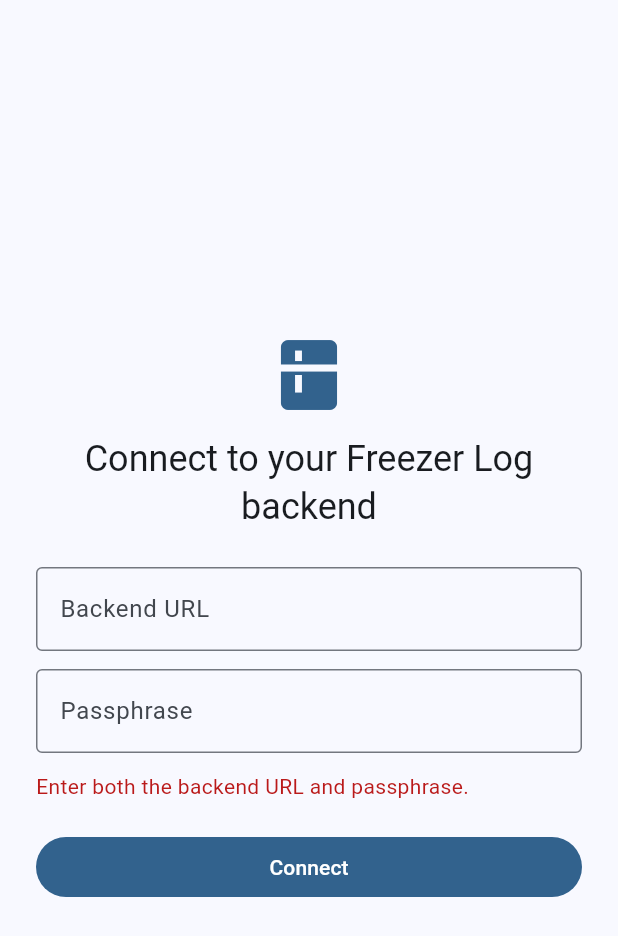
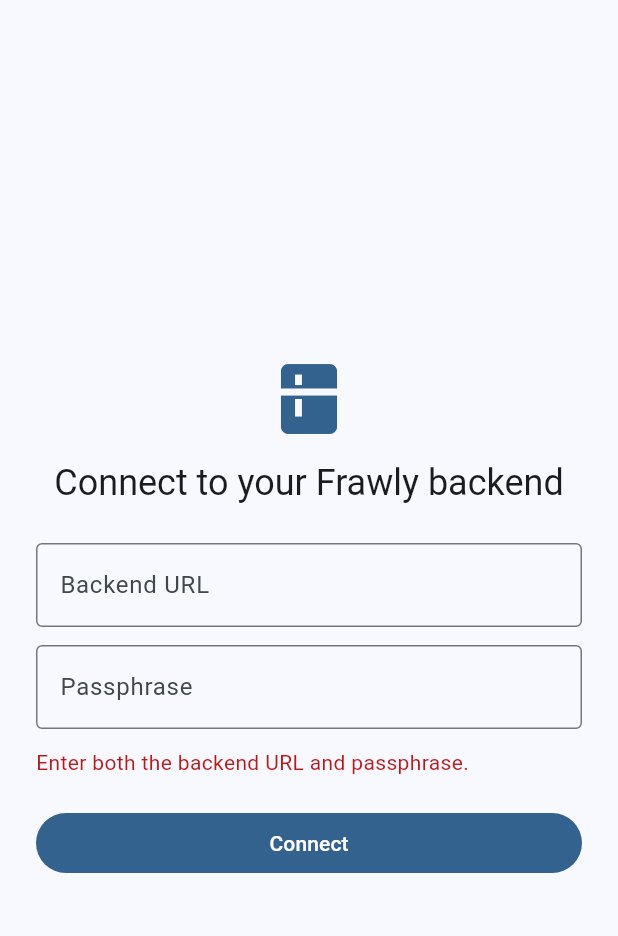
Before and after one commit to allapcallapc/Frawly, a Flutter app: the screen it shows after launch, after a tap on "Connect", on a phone screen of 412 x 824 dp. Shown: the top 936 px of the screen. Run offline on Flutter 3.47's test engine with Material 3 defaults, Android fonts, the phone set to English and light mode, and no system bars; our stand-ins replace file_picker, flutter_secure_storage, package_info_plus; network calls fail.

Commit message:
fix: rename app from Freezer Log to Frawly throughout the UI (#13)
User-facing strings, app metadata (manifest, index.html, Android
label, pubspec description), and dev launch configs all referenced
the old "Freezer Log" name instead of Frawly.


Claude-Session: https://claude.ai/code/session_01HDcnpzXaPNVwxvkS4dmPjF

Co-authored-by: Claude <noreply@anthropic.com>

```diff
--- a/lib/main.dart
+++ b/lib/main.dart
@@ -7,11 +7,11 @@ import 'screens/main_shell.dart';
 import 'services/backend_connection.dart';
 
 void main() {
-  runApp(const FreezerLogApp());
+  runApp(const FrawlyApp());
 }
 
-class FreezerLogApp extends StatelessWidget {
-  const FreezerLogApp({super.key});
+class FrawlyApp extends StatelessWidget {
+  const FrawlyApp({super.key});
 
   @override
   Widget build(BuildContext context) {
@@ -31,7 +31,7 @@ class FreezerLogApp extends StatelessWidget {
         ),
       ],
       child: MaterialApp(
-        title: 'Freezer Log',
+        title: 'Frawly',
         debugShowCheckedModeBanner: false,
         theme: ThemeData(
           colorScheme: ColorScheme.fromSeed(seedColor: const Color(0xFF0079C2)),
--- a/lib/screens/connect_screen.dart
+++ b/lib/screens/connect_screen.dart
@@ -80,7 +80,7 @@ class _ConnectScreenState extends State<ConnectScreen> {
                   ),
                   const SizedBox(height: 12),
                   Text(
-                    'Connect to your Freezer Log backend',
+                    'Connect to your Frawly backend',
                     style: Theme.of(context).textTheme.headlineSmall,
                     textAlign: TextAlign.center,
                   ),
--- a/lib/screens/home_screen.dart
+++ b/lib/screens/home_screen.dart
@@ -53,7 +53,7 @@ class _HomeScreenState extends State<HomeScreen> {
   @override
   Widget build(BuildContext context) {
     return Scaffold(
-      appBar: AppBar(title: const Text('Freezer Log')),
+      appBar: AppBar(title: const Text('Frawly')),
       body: Consumer<ContainersProvider>(
         builder: (context, provider, _) {
           if (provider.isLoading && !provider.hasLoadedOnce) {
--- a/lib/screens/manage_containers_screen.dart
+++ b/lib/screens/manage_containers_screen.dart
@@ -164,8 +164,8 @@ class _ManageContainersScreenState extends State<ManageContainersScreen> {
         utf8.encode(const JsonEncoder.withIndent('  ').convert(document)),
       );
       await FilePicker.saveFile(
-        dialogTitle: 'Export Freezer Log data',
-        fileName: 'freezer-log-export-${formatDateKey(DateTime.now())}.json',
+        dialogTitle: 'Export Frawly data',
+        fileName: 'frawly-export-${formatDateKey(DateTime.now())}.json',
         bytes: bytes,
         mimeType: 'application/json',
         type: FileType.custom,
@@ -181,7 +181,7 @@ class _ManageContainersScreenState extends State<ManageContainersScreen> {
 
   Future<void> _import() async {
     final files = await FilePicker.pickFiles(
-      dialogTitle: 'Import Freezer Log data',
+      dialogTitle: 'Import Frawly data',
       type: FileType.custom,
       allowedExtensions: const ['json'],
     );
--- a/pubspec.yaml
+++ b/pubspec.yaml
@@ -1,5 +1,5 @@
 name: frawly
-description: "Freezer Log: a Flutter app for tracking frozen meal-prep containers, talking to a custom backend over HTTP."
+description: "Frawly: a Flutter app for tracking frozen meal-prep containers, talking to a custom backend over HTTP."
 publish_to: 'none'
 version: 0.1.0+1
 
```
Also changed, not shown: 4 other files.
